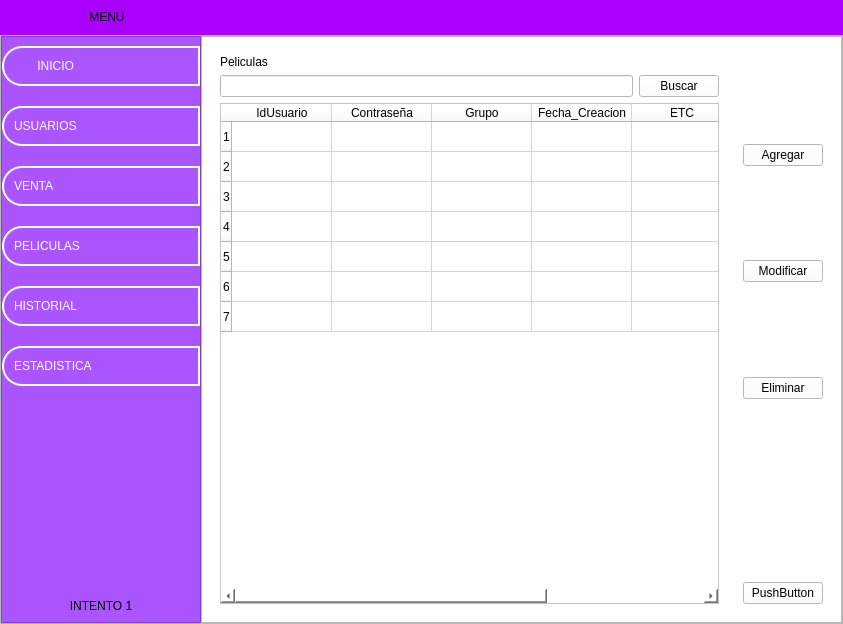
First picture: the form in ui/menu.ui, repository LeandroMuzalski1843/Final_Practicas_II, before the edit.
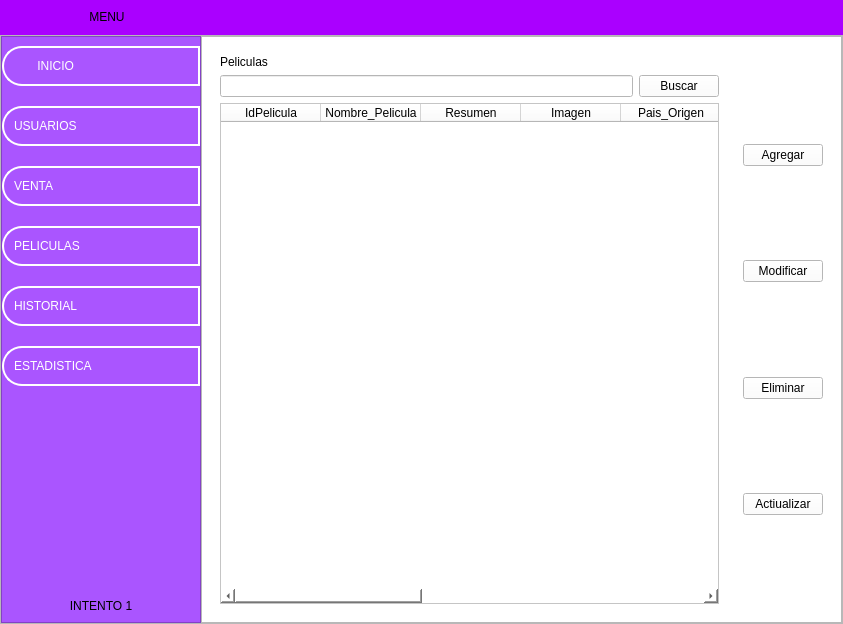
Second picture: the form after the edit. The open tabs and pages were chosen to show the change. Icons and pictures are not drawn.

Commit message: se cargo la tabla peliculas

Diff of the .ui file:
```diff
--- a/ui/menu.ui
+++ b/ui/menu.ui
@@ -1029,70 +1029,55 @@
                   </layout>
                  </item>
                  <item>
-                  <widget class="QTableWidget" name="tableWidget_3">
-                   <row>
+                  <widget class="QTableWidget" name="tableWidget_pelis">
+                   <column>
                     <property name="text">
-                     <string>1</string>
+                     <string>IdPelicula</string>
                     </property>
-                   </row>
-                   <row>
+                   </column>
+                   <column>
                     <property name="text">
-                     <string>2</string>
+                     <string>Nombre_Pelicula</string>
                     </property>
-                   </row>
-                   <row>
+                   </column>
+                   <column>
                     <property name="text">
-                     <string>3</string>
+                     <string>Resumen</string>
                     </property>
-                   </row>
-                   <row>
+                   </column>
+                   <column>
                     <property name="text">
-                     <string>4</string>
+                     <string>Imagen</string>
                     </property>
-                   </row>
-                   <row>
-                    <property name="text">
-                     <string>5</string>
-                    </property>
-                   </row>
-                   <row>
-                    <property name="text">
-                     <string>6</string>
-                    </property>
-                   </row>
-                   <row>
-                    <property name="text">
-                     <string>7</string>
-                    </property>
-                   </row>
+                   </column>
                    <column>
                     <property name="text">
-                     <string>IdUsuario</string>
+                     <string>Pais_Origen</string>
                     </property>
                    </column>
                    <column>
                     <property name="text">
-                     <string>Contraseña</string>
+                     <string>Fecha_Estreno_Mundial</string>
                     </property>
                    </column>
                    <column>
                     <property name="text">
-                     <string>Grupo</string>
+                     <string>Fecha_Inicio</string>
                     </property>
                    </column>
                    <column>
                     <property name="text">
-                     <string>Fecha_Creacion</string>
+                     <string>Fecha_Fin</string>
                     </property>
                    </column>
                    <column>
                     <property name="text">
-                     <string>ETC</string>
+                     <string>Duracion</string>
                     </property>
                    </column>
                    <column>
                     <property name="text">
-                     <string>etc</string>
+                     <string>Clasificacion</string>
                     </property>
                    </column>
                   </widget>
@@ -1182,6 +1167,13 @@
                    </property>
                   </spacer>
                  </item>
+                 <item>
+                  <widget class="QPushButton" name="btn_actualizar_pelicula">
+                   <property name="text">
+                    <string>Actiualizar</string>
+                   </property>
+                  </widget>
+                 </item>
                  <item>
                   <spacer name="verticalSpacer_12">
                    <property name="orientation">
@@ -1195,13 +1187,6 @@
                    </property>
                   </spacer>
                  </item>
-                 <item>
-                  <widget class="QPushButton" name="pushButton_12">
-                   <property name="text">
-                    <string>PushButton</string>
-                   </property>
-                  </widget>
-                 </item>
                 </layout>
                </widget>
               </item>
```
Left out of the diff: 8 changed lines with no effect on the pictures. The commit also changes 5 other files.
